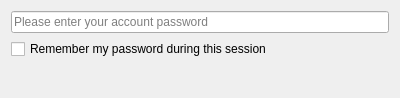
duniter/sakia, file src/sakia/gui/sub/password_input/password_input.ui: the form before one commit.
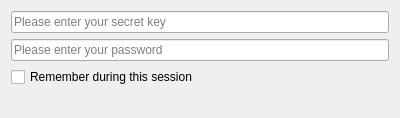
The form after the commit.

The edit to the form file:
```diff
--- a/src/sakia/gui/sub/password_input/password_input.ui
+++ b/src/sakia/gui/sub/password_input/password_input.ui
@@ -7,20 +7,27 @@
     <x>0</x>
     <y>0</y>
     <width>400</width>
-    <height>98</height>
+    <height>110</height>
    </rect>
   </property>
   <property name="windowTitle">
    <string>Please enter your password</string>
   </property>
   <layout class="QVBoxLayout" name="verticalLayout">
+   <item>
+    <widget class="QLineEdit" name="edit_secret_key">
+     <property name="placeholderText">
+      <string>Please enter your secret key</string>
+     </property>
+    </widget>
+   </item>
    <item>
     <widget class="QLineEdit" name="edit_password">
      <property name="echoMode">
       <enum>QLineEdit::Password</enum>
      </property>
      <property name="placeholderText">
-      <string>Please enter your account password</string>
+      <string>Please enter your password</string>
      </property>
     </widget>
    </item>
@@ -29,7 +36,7 @@
      <item>
       <widget class="QCheckBox" name="check_remember">
        <property name="text">
-        <string>Remember my password during this session</string>
+        <string>Remember during this session</string>
        </property>
       </widget>
      </item>
```
